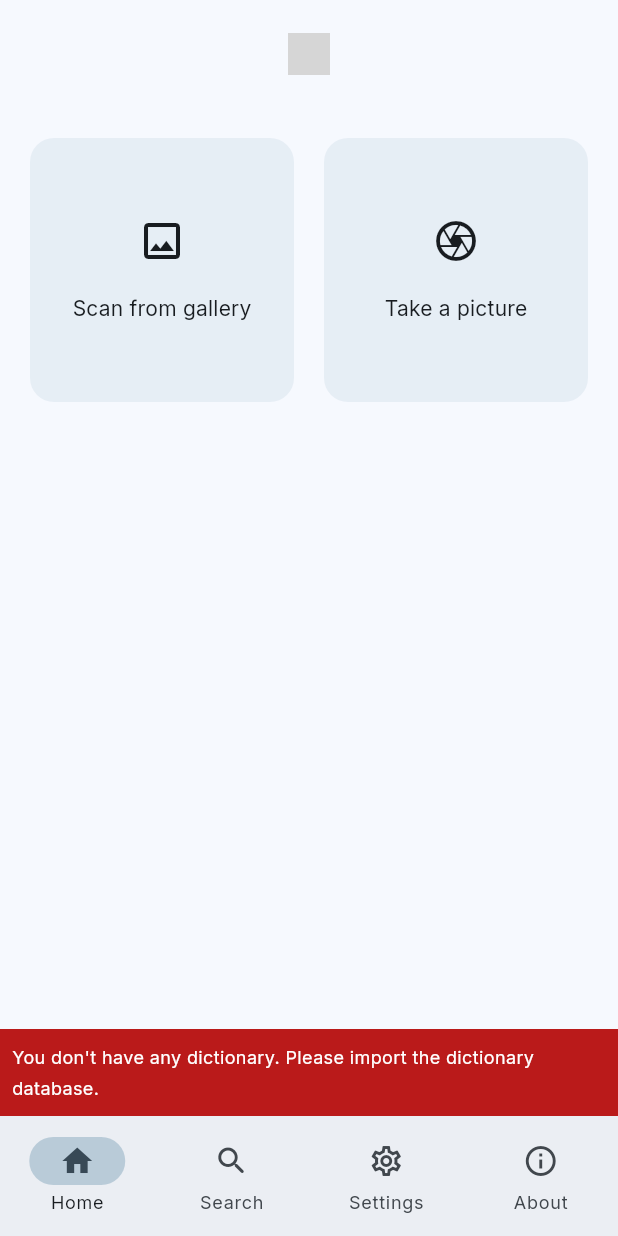
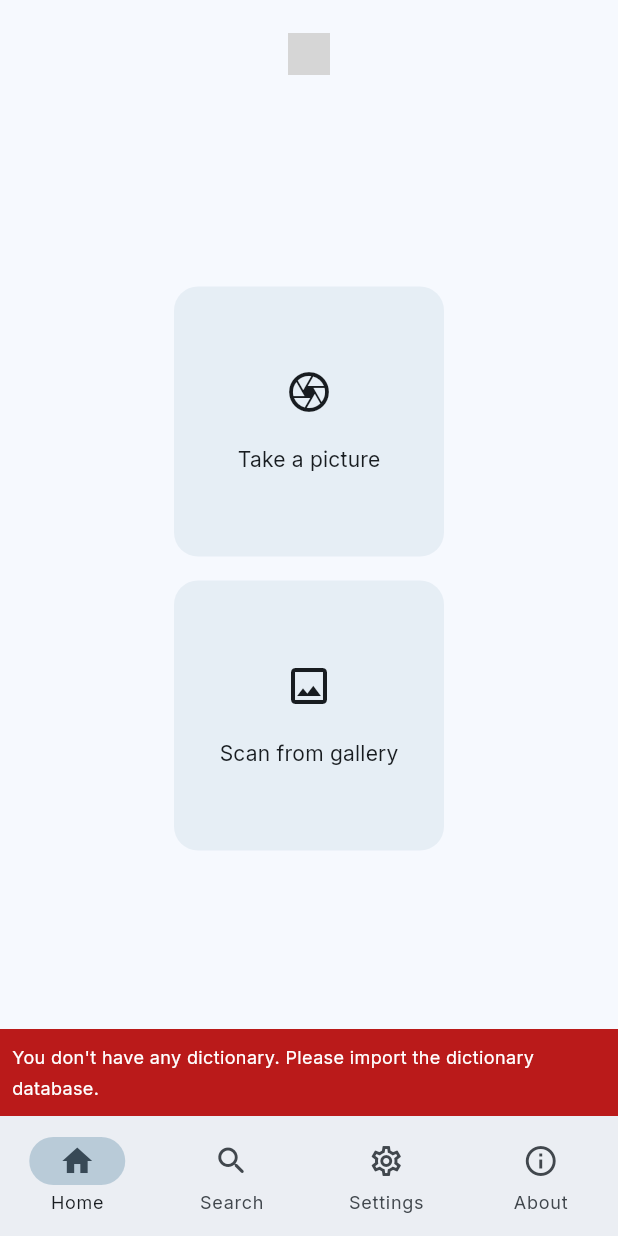
Before and after one commit to elianiva/jisho-lens, a Flutter app: the screen it shows after launch, on a phone screen of 412 x 824 dp. Run offline on Flutter 3.47's test engine with Material 2 defaults, Android fonts, the phone set to English and light mode, and no system bars; our stand-ins replace file_picker, flutter_riverpod, google_fonts, hive, hive_flutter, image_picker and 3 more; missing offline and left inert: google_mlkit_text_recognition, mecab_dart, ruby_text, share_handler; accounts and stored records are empty; grey boxes are pictures that could not be loaded.

Commit message:
refactor: simplify homepage

```diff
--- a/jisho_lens/lib/screens/home.dart
+++ b/jisho_lens/lib/screens/home.dart
@@ -15,28 +15,60 @@ class HomePage extends ConsumerStatefulWidget {
 class HomePageState extends ConsumerState<HomePage> {
   @override
   Widget build(BuildContext context) {
-    return Column(
+    return Center(
+      child: Column(
+        mainAxisAlignment: MainAxisAlignment.center,
+        crossAxisAlignment: CrossAxisAlignment.center,
         mainAxisSize: MainAxisSize.min,
-      crossAxisAlignment: CrossAxisAlignment.start,
         children: [
           SizedBox(
-          height: MediaQuery.of(context).size.width * 0.5,
-          child: GridView.count(
-            primary: false,
-            padding: const EdgeInsets.all(20),
-            crossAxisCount: 2,
-            crossAxisSpacing: 20,
-            mainAxisSpacing: 20,
-            physics: const NeverScrollableScrollPhysics(),
-            children: [
-              TextButton(
+            width: 180,
+            height: 180,
+            child: TextButton(
               style: ButtonStyle(
                 backgroundColor: MaterialStateProperty.all(
                   Theme.of(context).colorScheme.primary.withOpacity(0.075),
                 ),
                 shape: MaterialStateProperty.all(
                   RoundedRectangleBorder(
-                        borderRadius: BorderRadius.circular(16)),
+                    borderRadius: BorderRadius.circular(16),
+                  ),
+                ),
+              ),
+              child: Center(
+                child: Column(
+                  mainAxisAlignment: MainAxisAlignment.center,
+                  children: <Widget>[
+                    Icon(
+                      Icons.camera_outlined,
+                      color: Theme.of(context).textTheme.labelLarge?.color,
+                      size: 32.0,
+                      semanticLabel: "Take a picture",
+                    ),
+                    const SizedBox(height: 18),
+                    Text(
+                      "Take a picture",
+                      style: Theme.of(context).textTheme.titleMedium,
+                    ),
+                  ],
+                ),
+              ),
+              onPressed: () => _scanImage(context, ImageSource.camera),
+            ),
+          ),
+          const SizedBox(height: 16),
+          SizedBox(
+            width: 180,
+            height: 180,
+            child: TextButton(
+              style: ButtonStyle(
+                backgroundColor: MaterialStateProperty.all(
+                  Theme.of(context).colorScheme.primary.withOpacity(0.075),
+                ),
+                shape: MaterialStateProperty.all(
+                  RoundedRectangleBorder(
+                    borderRadius: BorderRadius.circular(16),
+                  ),
                 ),
               ),
               onPressed: () => _scanImage(context, ImageSource.gallery),
@@ -59,40 +91,9 @@ class HomePageState extends ConsumerState<HomePage> {
                 ),
               ),
             ),
-              TextButton(
-                style: ButtonStyle(
-                  backgroundColor: MaterialStateProperty.all(
-                    Theme.of(context).colorScheme.primary.withOpacity(0.075),
-                  ),
-                  shape: MaterialStateProperty.all(
-                    RoundedRectangleBorder(
-                        borderRadius: BorderRadius.circular(16)),
-                  ),
-                ),
-                child: Center(
-                  child: Column(
-                    mainAxisAlignment: MainAxisAlignment.center,
-                    children: <Widget>[
-                      Icon(
-                        Icons.camera_outlined,
-                        color: Theme.of(context).textTheme.labelLarge?.color,
-                        size: 32.0,
-                        semanticLabel: "Take a picture",
-                      ),
-                      const SizedBox(height: 18),
-                      Text(
-                        "Take a picture",
-                        style: Theme.of(context).textTheme.titleMedium,
           ),
         ],
       ),
-                ),
-                onPressed: () => _scanImage(context, ImageSource.camera),
-              )
-            ],
-          ),
-        ),
-      ],
     );
   }
 
```
Lines whose indentation alone changed are shown as unchanged.
